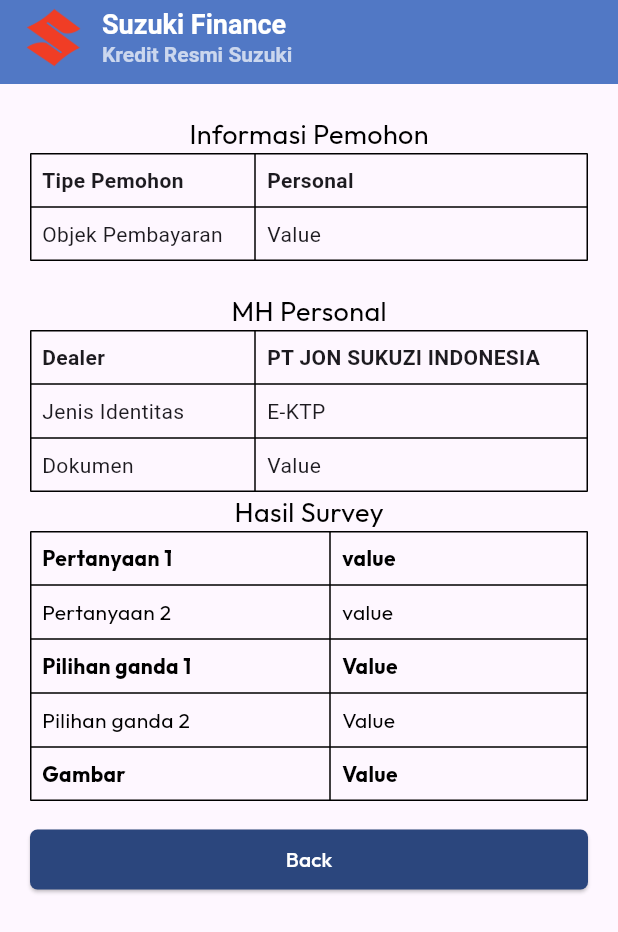
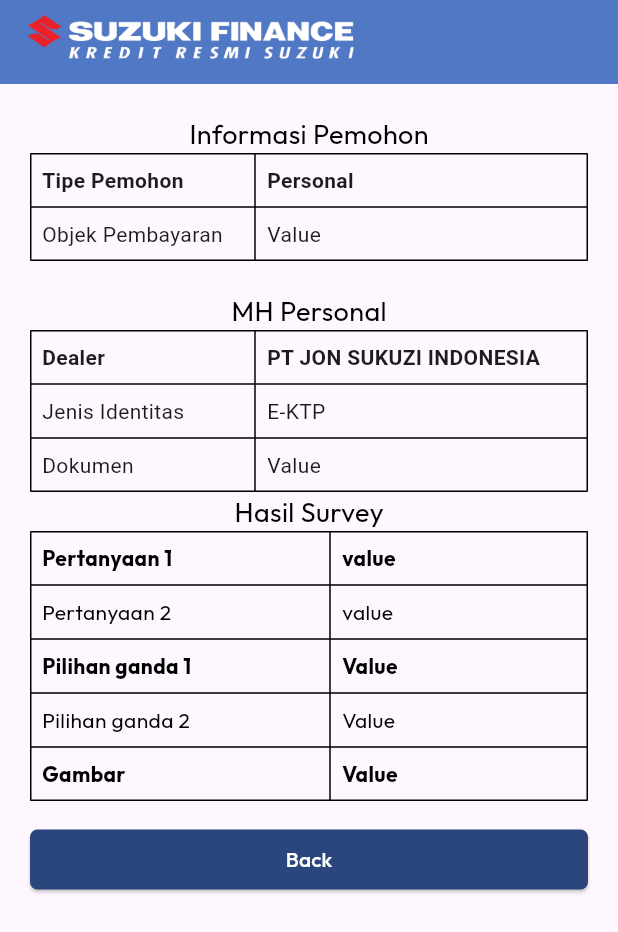
Before and after one commit to suzukifinanceindoensia/sufi-one, a Flutter app: the FinishCheckingView screen opened by its route, on a phone screen of 412 x 824 dp. Shown: the top 932 px of the screen. Run offline on Flutter 3.47's test engine with Material 3 defaults, Android fonts, the phone set to English and light mode, and no system bars; our stand-ins replace font_awesome_flutter, geolocator, get, google_fonts, image_picker, logger and 1 more; missing offline and left inert: installed_apps, onesignal_flutter.

Commit message:
mengubah tampilan appbar menggunakan logo SFI png

```diff
--- a/lib/app/modules/public/widgets/appbarWObutton.dart
+++ b/lib/app/modules/public/widgets/appbarWObutton.dart
@@ -2,8 +2,12 @@
 import 'package:sufi_one/app/theme/color_constant.dart';
 import 'package:sufi_one/app/theme/fontstyle.dart';
 
-class SuzukiFinanceAppBarWObutton extends StatelessWidget implements PreferredSizeWidget{
-  const SuzukiFinanceAppBarWObutton({super.key, this.title = const Text('Register')});
+class SuzukiFinanceAppBarWObutton extends StatelessWidget
+    implements PreferredSizeWidget {
+  const SuzukiFinanceAppBarWObutton({
+    super.key,
+    this.title = const Text('Register'),
+  });
 
   final Widget title;
 
@@ -18,20 +22,20 @@
         children: [
           // Logo Suzuki
           Image.asset(
-            'res/images/logo_suzuki.png', // Ganti dengan logo Suzuki kamu
-            height: 40,
+            'res/images/splashscreen2.png', // Ganti dengan logo Suzuki kamu
+            height: 35,
           ),
           const SizedBox(width: 12),
           // Judul
-          Column(
-            crossAxisAlignment: CrossAxisAlignment.start,
-            children: [
-              Text("Suzuki Finance",style: AppTextStyles.appBar),
-              Text( 'Kredit Resmi Suzuki',style: AppTextStyles.appBarSmall,),
-            ],
-          ),
-        ]
-    ),
+          // Column(
+          //   crossAxisAlignment: CrossAxisAlignment.start,
+          //   children: [
+          //     Text("Suzuki Finance",style: AppTextStyles.appBar),
+          //     Text( 'Kredit Resmi Suzuki',style: AppTextStyles.appBarSmall,),
+          //   ],
+          // ),
+        ],
+      ),
     );
   }
 
--- a/lib/app/routes/app_routes.dart
+++ b/lib/app/routes/app_routes.dart
@@ -24,6 +24,11 @@
 import 'package:sufi_one/app/modules/public/views/profile_page_view.dart';
 import 'package:sufi_one/app/modules/public/bindings/profile_page_binding.dart';
 import 'package:sufi_one/app/modules/public/views/profile_edit_view.dart';
+import 'package:sufi_one/app/modules/public/views/promo_view.dart';
+import 'package:sufi_one/app/modules/public/views/about_view.dart';
+import 'package:sufi_one/app/modules/public/bindings/about_binding.dart';
+import 'package:sufi_one/app/modules/public/views/contact_view.dart';
+import 'package:sufi_one/app/modules/public/bindings/contact_binding.dart';
 
 class AppRoutes {
   static const splash = '/';
@@ -42,8 +47,10 @@
   static const zeus = '/public/zeus';
   static const zeusDetail = '/public/zeus_detail_view';
   static const profilePage = '/public/profile_page_view';
-  static const profileEdit =
-      '/public/profile_edit_view'; // Add Profile Edit route
+  static const profileEdit = '/public/profile_edit_view';
+  static const promo = '/public/promo';
+  static const about = '/public/about';
+  static const contact = '/public/contact';
 
   static final pages = [
     GetPage(name: splash, page: () => SplashPage()),
@@ -94,5 +101,16 @@
       page: () => ProfileEditView(),
       binding: ProfilePageBinding(),
     ),
+    GetPage(name: AppRoutes.promo, page: () => const PromoView()),
+    GetPage(
+      name: AppRoutes.about,
+      page: () => const AboutView(),
+      binding: AboutBinding(),
+    ),
+    GetPage(
+      name: AppRoutes.contact,
+      page: () => const ContactView(),
+      binding: ContactBinding(),
+    ),
   ];
 }
--- a/pubspec.yaml
+++ b/pubspec.yaml
@@ -34,6 +34,8 @@
 
   # The following adds the Cupertino Icons font to your application.
   # Use with the CupertinoIcons class for iOS style icons.
+  font_awesome_flutter: ^10.1.0
+  package_info_plus: 8.3.0
   logger: ^2.0.2
   cupertino_icons: ^1.0.8
   get: ^4.7.2
@@ -44,6 +46,8 @@
   onesignal_flutter: ^5.3.0
   installed_apps: ^1.6.0
   image_picker: ^1.1.2
+  url_launcher: ^6.2.5
+
 
 dev_dependencies:
   flutter_test:
```
Also changed, not shown: pubspec.lock, res/images/logo_sfi_white.png (deleted), res/images/splashscreen2.png (renamed from res/images/logo_sfi_white copy.png), 1 other file.
